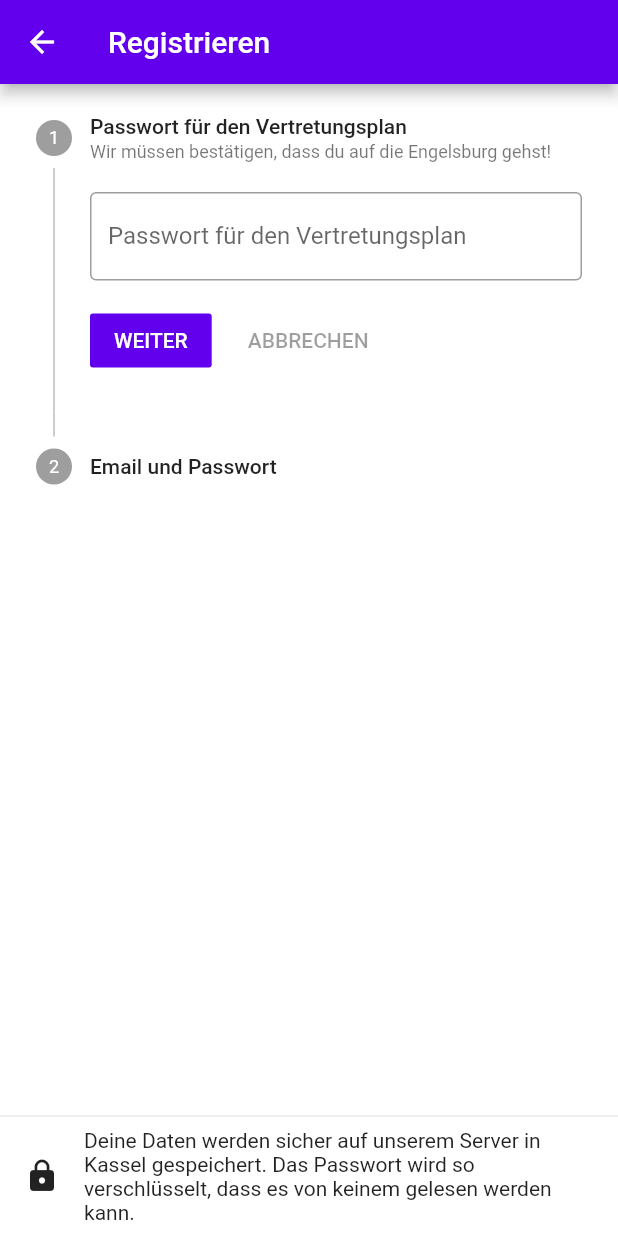
After one commit to dariotrombello/engelsburg_app, a Flutter app: the screen it shows after launch, in the side drawer, after a tap on "Anmelden", on a phone screen of 412 x 824 dp. The commit adds this screen. Run offline on Flutter 3.47's test engine with Material 2 defaults, Android fonts, the phone set to English and light mode, and no system bars; our stand-ins replace cached_network_image, flutter_widget_from_html, google_maps_flutter, html_unescape, octo_image, package_info and 2 more; network calls fail.

Commit message:
add registration page and fix utf 8 problem

```diff
--- a/lib/constants/api_constants.dart
+++ b/lib/constants/api_constants.dart
@@ -1,7 +1,7 @@
 class ApiConstants {
   static const unauthenticatedEngelsburgApiHeaders = {
     'Content-Type': 'application/json; charset=utf-8',
-    'Accept': 'application/json'
+    'Accept': 'application/json; charset=utf-8'
   };
   static const engelsburgApiBaseUrl = 'https://engelsburg-api.de';
   static const engelsburgApiEventsUrl = engelsburgApiBaseUrl + '/event';
--- a/lib/main.dart
+++ b/lib/main.dart
@@ -3,7 +3,10 @@ import 'package:engelsburg_app/provider/theme.dart';
 import 'package:engelsburg_app/pages/home_page.dart';
 import 'package:engelsburg_app/services/shared_prefs.dart';
 import 'package:flutter/material.dart';
+import 'package:flutter_localizations/flutter_localizations.dart';
 import 'package:provider/provider.dart';
+
+import 'provider/auth.dart';
 
 void main() async {
   WidgetsFlutterBinding.ensureInitialized();
@@ -12,7 +15,8 @@ void main() async {
   runApp(
     MultiProvider(
       providers: [
-        ChangeNotifierProvider(create: (_) => ThemeChanger()),
+        ChangeNotifierProvider(create: (context) => ThemeChanger()),
+        ChangeNotifierProvider(create: (context) => AuthModel()),
       ],
       child: const EngelsburgApp(),
     ),
@@ -27,6 +31,14 @@ class EngelsburgApp extends StatelessWidget {
     final themeChanger = Provider.of<ThemeChanger>(context);
     return MaterialApp(
       title: AppConstants.appName,
+      localizationsDelegates: const [
+        GlobalMaterialLocalizations.delegate,
+        GlobalWidgetsLocalizations.delegate,
+        GlobalCupertinoLocalizations.delegate,
+      ],
+      supportedLocales: const [
+        Locale('de'),
+      ],
       theme: ThemeData.from(
         colorScheme: const ColorScheme.light().copyWith(
           primary: themeChanger.primaryColor,
--- a/lib/models/engelsburg_api/articles.dart
+++ b/lib/models/engelsburg_api/articles.dart
@@ -24,6 +24,7 @@ class Article {
     this.title,
     this.content,
     this.mediaUrl,
+    this.blurHash,
   });
 
   final int? date;
@@ -31,6 +32,7 @@ class Article {
   final String? title;
   final String? content;
   final String? mediaUrl;
+  final String? blurHash;
 
   factory Article.fromJson(Map<String, dynamic> json) => Article(
         date: json["date"],
@@ -38,6 +40,7 @@ class Article {
         title: json["title"],
         content: json["content"],
         mediaUrl: json["mediaUrl"],
+        blurHash: json['blurHash'],
       );
 
   Map<String, dynamic> toJson() => {
@@ -46,5 +49,6 @@ class Article {
         "title": title,
         "content": content,
         "mediaUrl": mediaUrl,
+        "blurHash": blurHash,
       };
 }
--- a/lib/pages/home_page.dart
+++ b/lib/pages/home_page.dart
@@ -1,9 +1,12 @@
 import 'package:engelsburg_app/constants/app_constants.dart';
 import 'package:engelsburg_app/pages/about_page.dart';
 import 'package:engelsburg_app/pages/events_page.dart';
+import 'package:engelsburg_app/pages/register_page.dart';
 import 'package:engelsburg_app/pages/settings_page.dart';
 import 'package:engelsburg_app/pages/solar_panel_page.dart';
+import 'package:engelsburg_app/provider/auth.dart';
 import 'package:flutter/material.dart';
+import 'package:provider/provider.dart';
 
 class HomePage extends StatefulWidget {
   const HomePage({Key? key}) : super(key: key);
@@ -37,6 +40,25 @@ class _HomePageState extends State<HomePage> {
           const DrawerHeader(
             margin: EdgeInsets.zero,
             child: Text(AppConstants.appName),
+          ),
+          Consumer<AuthModel>(
+            builder: (context, auth, child) => auth.isLoggedIn
+                ? Container()
+                : Column(
+                    crossAxisAlignment: CrossAxisAlignment.stretch,
+                    children: [
+                      Padding(
+                        padding: const EdgeInsets.all(16.0),
+                        child: ElevatedButton(
+                            onPressed: () {
+                              Navigator.of(context).push(MaterialPageRoute(
+                                  builder: (context) => const RegisterPage()));
+                            },
+                            child: const Text('Anmelden')),
+                      ),
+                      const Divider(height: 0),
+                    ],
+                  ),
           ),
           ListTile(
             leading: const Icon(Icons.wb_sunny),
--- /dev/null
+++ b/lib/pages/register_page.dart
@@ -0,0 +1,123 @@
+import 'package:flutter/material.dart';
+
+class RegisterPage extends StatefulWidget {
+  const RegisterPage({Key? key}) : super(key: key);
+
+  @override
+  _RegisterPageState createState() => _RegisterPageState();
+}
+
+class _RegisterPageState extends State<RegisterPage> {
+  static final _substitutionPlanPasswordFormKey = GlobalKey<FormState>();
+  static final _emailAndPasswordFormKey = GlobalKey<FormState>();
+  var currentStep = 0;
+
+  final steps = [
+    Step(
+        title: const Text('Passwort für den Vertretungsplan'),
+        subtitle: const Text(
+            'Wir müssen bestätigen, dass du auf die Engelsburg gehst!'),
+        content: Form(
+          key: _substitutionPlanPasswordFormKey,
+          child: TextFormField(
+            validator: (input) => input == null || input.isEmpty
+                ? 'Das Feld darf nicht leer sein'
+                : null,
+            decoration: const InputDecoration(
+              border: OutlineInputBorder(),
+              labelText: 'Passwort für den Vertretungsplan',
+            ),
+          ),
+        )),
+    Step(
+      title: const Text('Email und Passwort'),
+      content: Form(
+        key: _emailAndPasswordFormKey,
+        child: Column(
+          crossAxisAlignment: CrossAxisAlignment.stretch,
+          children: [
+            TextFormField(
+              decoration: const InputDecoration(
+                border: OutlineInputBorder(),
+                labelText: 'Email',
+                prefixIcon: Icon(Icons.mail),
+              ),
+            ),
+            Padding(
+              padding: const EdgeInsets.only(top: 16.0),
+              child: TextFormField(
+                decoration: const InputDecoration(
+                  border: OutlineInputBorder(),
+                  labelText: 'Passwort',
+                  prefixIcon: Icon(Icons.lock),
+                ),
+              ),
+            ),
+            Container(
+              height: 64.0,
+              padding: const EdgeInsets.only(top: 16.0),
+              child: ElevatedButton(
+                onPressed: () {},
+                child: const Text('Registrieren'),
+              ),
+            )
+          ],
+        ),
+      ),
+    ),
+  ];
+
+  @override
+  Widget build(BuildContext context) {
+    return Scaffold(
+      bottomSheet: Column(
+        mainAxisSize: MainAxisSize.min,
+        children: [
+          const Divider(height: 0),
+          Row(
+            children: const [
+              Padding(
+                padding: EdgeInsets.all(16.0),
+                child: Icon(Icons.lock),
+              ),
+              Flexible(
+                child: Padding(
+                  padding: EdgeInsets.fromLTRB(0.0, 8.0, 8.0, 8.0),
+                  child: Text(
+                      'Deine Daten werden sicher auf unserem Server in Kassel gespeichert. Das Passwort wird so verschlüsselt, dass es von keinem gelesen werden kann.'),
+                ),
+              ),
+            ],
+          ),
+        ],
+      ),
+      appBar: AppBar(
+        title: const Text('Registrieren'),
+      ),
+      body: Stepper(
+        currentStep: currentStep,
+        onStepContinue: currentStep == steps.length - 1
+            ? null
+            : () {
+                final canGoToStep2 = currentStep == 0
+                    ? _substitutionPlanPasswordFormKey.currentState!.validate()
+                    : true;
+
+                if (canGoToStep2) {
+                  setState(() {
+                    currentStep = currentStep + 1;
+                  });
+                }
+              },
+        onStepCancel: currentStep == 0
+            ? null
+            : () {
+                setState(() {
+                  currentStep = currentStep - 1;
+                });
+              },
+        steps: steps,
+      ),
+    );
+  }
+}
```
Also changed, not shown: lib/pages/news_page.dart (+12 -4 lines), lib/provider/auth.dart (added, +22 -0 lines), pubspec.yaml (+9 -6 lines), pubspec.lock, 1 other file.
